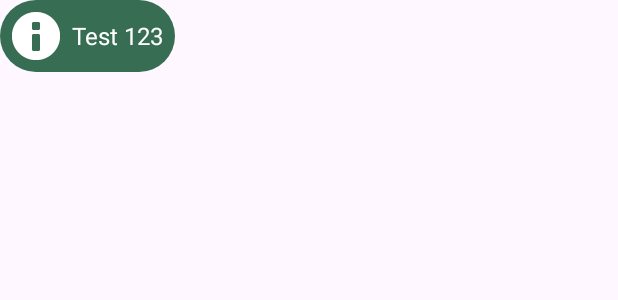
After one commit to WasiatD/MobileDev, an Android app: the layout custom_toast.xml on its own in the app's theme, with its tools: preview values and no code run, on a phone screen of 412 x 824 dp. The commit adds this screen. Shown: the top 300 px of the screen. Run offline under Robolectric (Android 15) with nearby library versions, the phone set to English and light mode, and no system bars; network calls fail.

Commit message:
feat: add custom toast view and removing unnecessary toast

```diff
--- /dev/null
+++ b/app/src/main/res/layout/custom_toast.xml
@@ -0,0 +1,28 @@
+<?xml version="1.0" encoding="utf-8"?>
+<LinearLayout xmlns:android="http://schemas.android.com/apk/res/android"
+    xmlns:app="http://schemas.android.com/apk/res-auto"
+    android:id="@+id/custom_toast_container"
+    android:layout_width="wrap_content"
+    android:layout_height="wrap_content"
+    android:background="@drawable/rounded_card_background"
+    android:backgroundTint="@color/green_stroke"
+    android:orientation="horizontal"
+    android:padding="8dp">
+
+    <ImageView
+        android:id="@+id/toast_image"
+        android:layout_width="wrap_content"
+        android:layout_height="wrap_content"
+        android:src="@android:drawable/ic_dialog_info"
+        app:tint="#FFFFFF" />
+
+    <TextView
+        android:id="@+id/toast_text"
+        android:layout_width="wrap_content"
+        android:layout_height="wrap_content"
+        android:layout_marginStart="8dp"
+        android:text="Test 123"
+        android:layout_gravity="center"
+        android:textColor="#FFFFFF"
+        android:textSize="16sp" />
+</LinearLayout>
```
Also changed, not shown: app/build.gradle.kts (+17 -9 lines), app/src/main/java/com/example/wasiatd/ui/dashboard/fragments/DiseaseCheckFragment.kt (+15 -21 lines), app/src/main/java/com/example/wasiatd/ui/detailplant/DetailPlantActivity.kt (+15 -4 lines), app/src/main/java/com/example/wasiatd/ui/login/LoginActivity.kt (+28 -9 lines), app/src/main/java/com/example/wasiatd/ui/register/RegisterActivity.kt (+24 -6 lines).
